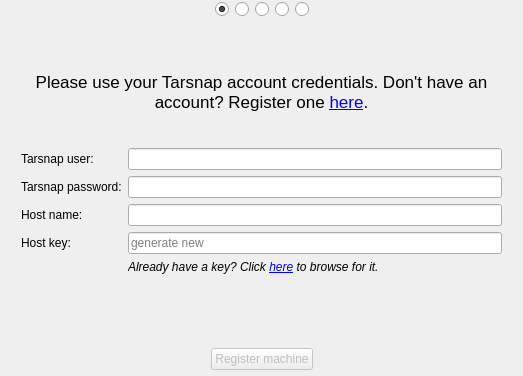
Qt form setupdialog.ui (Tarsnap/tarsnap-gui) before a commit.
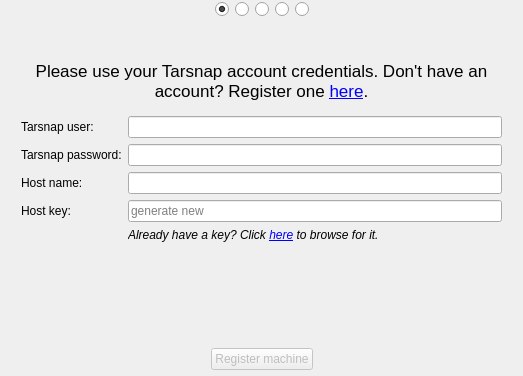
The same form after that commit. The open tabs and pages were chosen to show the change. Icons and pictures are not drawn.

```diff
--- a/setupdialog.ui
+++ b/setupdialog.ui
@@ -640,6 +640,15 @@
        <item>
         <widget class="QWidget" name="actionCenterWidget" native="true">
          <layout class="QGridLayout" name="gridLayout_2">
+          <property name="topMargin">
+           <number>0</number>
+          </property>
+          <property name="bottomMargin">
+           <number>0</number>
+          </property>
+          <property name="spacing">
+           <number>-1</number>
+          </property>
           <item row="2" column="0">
            <widget class="QLabel" name="label_9">
             <property name="text">
@@ -735,6 +744,32 @@
          </layout>
         </widget>
        </item>
+       <item>
+        <widget class="QLabel" name="errorLabel">
+         <property name="font">
+          <font>
+           <italic>true</italic>
+          </font>
+         </property>
+         <property name="styleSheet">
+          <string notr="true">#errorLabel {
+color: darkred;
+}</string>
+         </property>
+         <property name="text">
+          <string/>
+         </property>
+         <property name="alignment">
+          <set>Qt::AlignCenter</set>
+         </property>
+         <property name="wordWrap">
+          <bool>true</bool>
+         </property>
+         <property name="openExternalLinks">
+          <bool>true</bool>
+         </property>
+        </widget>
+       </item>
        <item alignment="Qt::AlignBottom">
         <widget class="QWidget" name="buttonBox_4" native="true">
          <layout class="QHBoxLayout" name="horizontalLayout_5">
```
Left out of the diff: 9 changed lines with no effect on the pictures.
